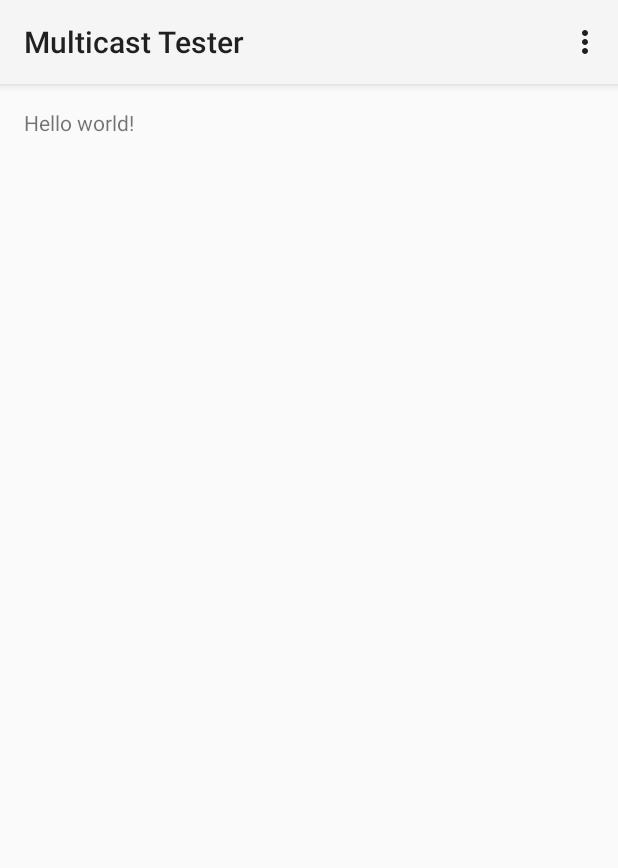
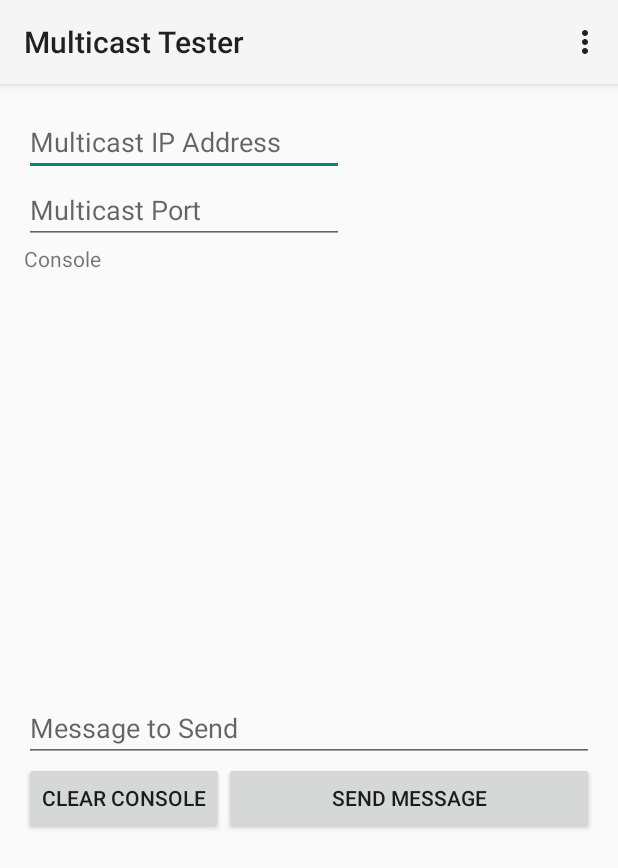
Before and after one commit to MitchTalmadge/Multicast-Tester, an Android app: the screen it shows after launch (MainActivity), on a phone screen of 412 x 824 dp. Shown: the top 868 px of the screen. Run offline under Robolectric (Android 15) with nearby library versions, the light colour scheme and no system bars.

Commit message:
Updated layout

```diff
--- a/app/build.gradle
+++ b/app/build.gradle
@@ -1,13 +1,13 @@
 apply plugin: 'com.android.application'
 
 android {
-    compileSdkVersion 23
+    compileSdkVersion 22
     buildToolsVersion "23.0.0"
 
     defaultConfig {
         applicationId "net.liveforcode.multicasttester"
         minSdkVersion 22
-        targetSdkVersion 23
+        targetSdkVersion 22
         versionCode 1
         versionName "1.0"
     }
@@ -20,5 +20,6 @@ android {
 }
 
 dependencies {
+    compile "com.android.support:appcompat-v7:22.0.0"
     compile fileTree(dir: 'libs', include: ['*.jar'])
 }
--- a/app/src/main/res/layout/activity_main.xml
+++ b/app/src/main/res/layout/activity_main.xml
@@ -1,11 +1,61 @@
 <RelativeLayout xmlns:android="http://schemas.android.com/apk/res/android"
-    xmlns:tools="http://schemas.android.com/tools" android:layout_width="match_parent"
-    android:layout_height="match_parent" android:paddingLeft="@dimen/activity_horizontal_margin"
+    xmlns:tools="http://schemas.android.com/tools"
+    android:layout_width="match_parent"
+    android:layout_height="match_parent"
+    android:paddingBottom="@dimen/activity_vertical_margin"
+    android:paddingLeft="@dimen/activity_horizontal_margin"
     android:paddingRight="@dimen/activity_horizontal_margin"
     android:paddingTop="@dimen/activity_vertical_margin"
-    android:paddingBottom="@dimen/activity_vertical_margin" tools:context=".MainActivity">
+    tools:context=".MainActivity">
 
-    <TextView android:text="@string/hello_world" android:layout_width="wrap_content"
-        android:layout_height="wrap_content" />
+    <EditText
+        android:id="@+id/multicastIP"
+        android:layout_width="wrap_content"
+        android:layout_height="wrap_content"
+        android:layout_alignParentStart="true"
+        android:layout_alignParentTop="true"
+        android:ems="10"
+        android:maxLength="15"
+        android:hint="Multicast IP Address" />
+
+    <EditText
+        android:id="@+id/multicastPort"
+        android:layout_width="wrap_content"
+        android:layout_height="wrap_content"
+        android:layout_below="@+id/multicastIP"
+        android:ems="10"
+        android:inputType="number"
+        android:maxLength="6"
+        android:hint="Multicast Port" />
+
+    <TextView
+        android:id="@+id/consoleView"
+        android:layout_width="match_parent"
+        android:layout_height="300dp"
+        android:layout_below="@id/multicastPort"
+        android:text="Console" />
+
+    <EditText
+        android:id="@+id/messageToSend"
+        android:layout_width="match_parent"
+        android:layout_height="wrap_content"
+        android:layout_below="@id/consoleView"
+        android:maxLength="64"
+        android:hint="Message to Send" />
+
+    <Button
+        android:id="@+id/clearConsoleButton"
+        android:layout_width="wrap_content"
+        android:layout_height="wrap_content"
+        android:layout_below="@id/messageToSend"
+        android:text="Clear Console" />
+
+    <Button
+        android:id="@+id/sendMessageButton"
+        android:layout_width="fill_parent"
+        android:layout_height="wrap_content"
+        android:layout_below="@id/messageToSend"
+        android:layout_toRightOf="@id/clearConsoleButton"
+        android:text="Send Message" />
 
 </RelativeLayout>
```
Also changed, not shown: 2 other files.
